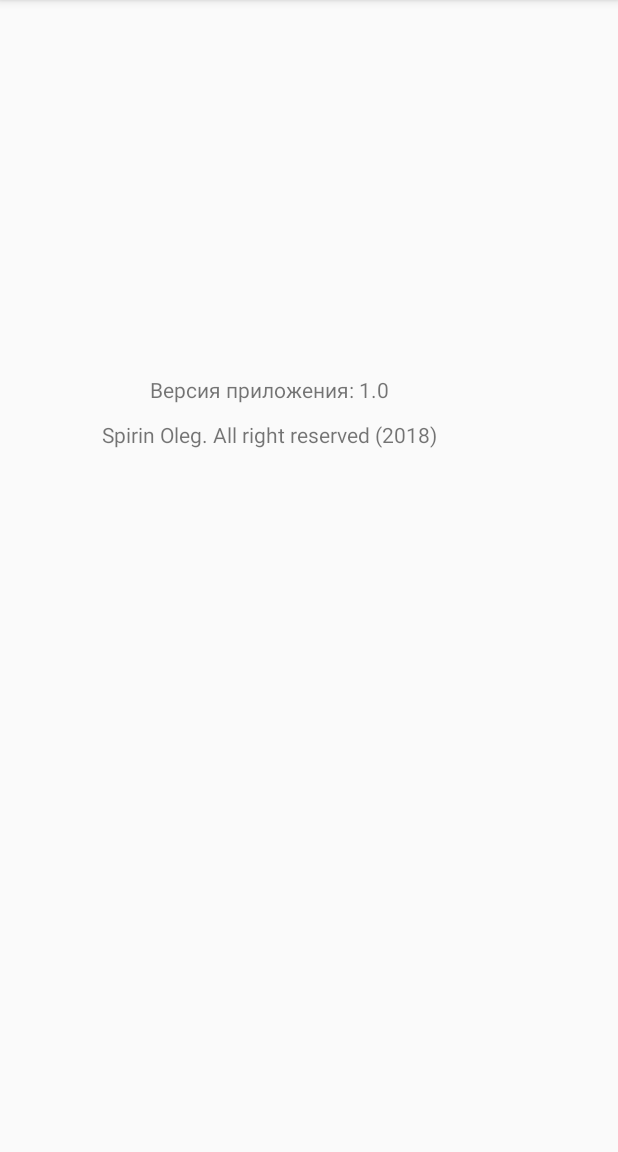
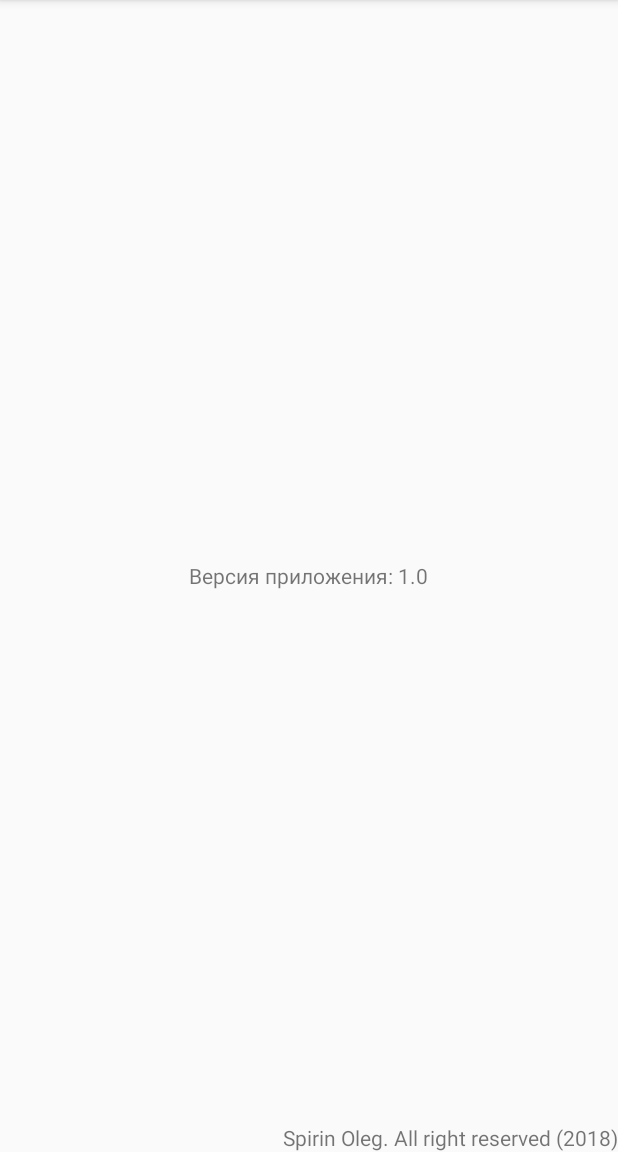
Before and after one commit to SpirinOleg/TestStationWork, an Android app: the screen it shows after launch (MainActivity), in the side drawer, after a tap on "О приложении", on a phone screen of 412 x 824 dp, the part 84-1236 px from its top. Run offline under Robolectric (Android 15) with nearby library versions, the phone set to English and light mode, and no system bars.

```diff
--- a/app/src/main/AndroidManifest.xml
+++ b/app/src/main/AndroidManifest.xml
@@ -21,8 +21,8 @@
             </intent-filter>
         </activity>
         <activity
-            android:name=".TimingFragment"
-            android:label="TimingFragment"
+            android:name=".TimingActivity"
+            android:label="@string/fragment_name"
             android:theme="@style/AppTheme">
             <meta-data
                 android:name="android.app.searchable"
--- a/app/src/main/java/com/example/a123/teststation/AboutFragment.java
+++ b/app/src/main/java/com/example/a123/teststation/AboutFragment.java
@@ -1,6 +1,5 @@
 package com.example.a123.teststation;
 
-import android.annotation.SuppressLint;
 import android.support.v4.app.Fragment;
 import android.os.Bundle;
 import android.support.annotation.NonNull;
@@ -21,7 +20,7 @@ public class AboutFragment extends Fragment {
     @Override
     public void onViewCreated(@NonNull View view,@Nullable Bundle savedInstanceState){
         super.onViewCreated(view, savedInstanceState);
-        TextView tvInfo = (TextView) view.findViewById(R.id.about_fragment);
-        tvInfo.setText("Версия приложения: " + BuildConfig.VERSION_NAME);
+        TextView tvInfo = view.findViewById(R.id.about_fragment);
+        tvInfo.setText(getString(R.string.app_version, BuildConfig.VERSION_NAME));
     }
 }
--- a/app/src/main/java/com/example/a123/teststation/MainActivity.java
+++ b/app/src/main/java/com/example/a123/teststation/MainActivity.java
@@ -1,21 +1,14 @@
 package com.example.a123.teststation;
 
-import android.support.v4.app.DialogFragment;
-import android.content.DialogInterface;
 import android.support.annotation.NonNull;
-import android.support.v4.app.Fragment;
 import android.os.Bundle;
-import android.support.v4.app.FragmentManager;
-import android.support.v4.app.FragmentTransaction;
 import android.support.design.widget.NavigationView;
 import android.support.v4.view.GravityCompat;
 import android.support.v4.widget.DrawerLayout;
 import android.support.v7.app.ActionBarDrawerToggle;
-import android.support.v7.app.AlertDialog;
 import android.support.v7.app.AppCompatActivity;
 import android.support.v7.widget.Toolbar;
 import android.view.MenuItem;
-import android.view.View;
 
 public class MainActivity extends AppCompatActivity
         implements NavigationView.OnNavigationItemSelectedListener {
@@ -38,57 +31,74 @@ public class MainActivity extends AppCompatActivity
 
         NavigationView navigationView = findViewById(R.id.nav_view);
         navigationView.setNavigationItemSelectedListener(this);
-        setAboutFragment(true);
+        getSupportFragmentManager().beginTransaction().replace(R.id.mainContainer, new AboutFragment()).addToBackStack(null).commit();
     }
 
     @Override
     public boolean onNavigationItemSelected(@NonNull MenuItem item) {
         // Handle navigation view item clicks here.
-        int id = item.getItemId();
+       /* int id = item.getItemId();
         Fragment f = getSupportFragmentManager().getFragments().get(0);
         if (id == R.id.timing) {
-            if (!(f instanceof MainFragment)) setMainFragment();
+            if (!(f instanceof ScheduleFragment)) setMainFragment();
         } else {
             if (!(f instanceof AboutFragment)) setAboutFragment(false);
         }
 
         DrawerLayout drawer = findViewById(R.id.drawer_layout);
         drawer.closeDrawer(GravityCompat.START);
+        return true;*/
+        int id = item.getItemId();
+        //Fragment f = getSupportFragmentManager().getFragments().get(0);
+        if (id == R.id.timing) {
+            getSupportFragmentManager().beginTransaction().replace(R.id.mainContainer, new ScheduleFragment()).addToBackStack(null).commit();
+            //if (!(f instanceof ScheduleFragment)) setMainFragment();
+        } else {
+            //if (!(f instanceof AboutFragment)) setAboutFragment(false);
+            getSupportFragmentManager().beginTransaction().replace(R.id.mainContainer, new AboutFragment()).addToBackStack(null).commit();
+        }
+
+        DrawerLayout drawer = findViewById(R.id.drawer_layout);
+        drawer.closeDrawer(GravityCompat.START);
         return true;
+
     }
 
-    private void setMainFragment() {
-        Fragment mainFragment = new MainFragment();
+/*    private void setMainFragment() {
+        getSupportFragmentManager().beginTransaction().replace(R.id.mainContainer,new ScheduleFragment()).addToBackStack(null).commit();
+        *//*Fragment mainFragment = new ScheduleFragment();
         getSupportFragmentManager().popBackStack("aboutFragment", 0);
         FragmentTransaction transaction = getSupportFragmentManager().beginTransaction();
         transaction.replace(R.id.mainContainer, mainFragment);
         transaction.addToBackStack("mainFragment");
-        transaction.commit();
-    }
+        transaction.commit();*//*
+    }*/
 
-    private void setAboutFragment(boolean firstTime) {
-        Fragment aboutFragment = new AboutFragment();
+    //private void setAboutFragment(boolean firstTime)
+/*        private void setAboutFragment(){
+        getSupportFragmentManager().beginTransaction().replace(R.id.mainContainer,new AboutFragment()).addToBackStack(null).commit();
+*//*        Fragment aboutFragment = new AboutFragment();
         getSupportFragmentManager().popBackStack("aboutFragment", 0);
         FragmentTransaction transaction = getSupportFragmentManager().beginTransaction();
         transaction.replace(R.id.mainContainer, aboutFragment);
         if (!firstTime)
             transaction.addToBackStack("aboutFragment");
-        transaction.commit();
-    }
+        transaction.commit();*//*
+    }*/
 
-    @Override
+/*    @Override
     public void onBackPressed() {
         FragmentManager fm = getSupportFragmentManager();
         if (fm.getBackStackEntryCount() > 0) {
             fm.popBackStack();
         } else {
-            openQuitDialog();
+            //openQuitDialog();
         }
-    }
+    }*/
 
 
 
-    private void openQuitDialog() {
+/*    private void openQuitDialog() {
         AlertDialog.Builder quitDialog = new AlertDialog.Builder(
                 MainActivity.this);
         quitDialog.setTitle("Выход: Вы уверены?");
@@ -106,12 +116,9 @@ public class MainActivity extends AppCompatActivity
             }
         });
         quitDialog.show();
-    }
+    }*/
 
     //метод вызова pickerdate. Привязано к кнопке pickerdate
-    public void selectDate(View view) {
-        DialogFragment dateDialog = new DatePickerFragment();
-        dateDialog.show(getSupportFragmentManager(), "datePicker");
-    }
+
 
 }
--- a/app/src/main/java/com/example/a123/teststation/OnItemRecyclerClick.java
+++ b/app/src/main/java/com/example/a123/teststation/OnItemRecyclerClick.java
@@ -2,5 +2,5 @@ package com.example.a123.teststation;
 
 public interface OnItemRecyclerClick {
     void onClick (int position, Station station);
-    void onInfoClick(int position, Station station);
+    void onInfoClick(Station station);
 }
--- a/app/src/main/java/com/example/a123/teststation/MainFragment.java
+++ b/app/src/main/java/com/example/a123/teststation/ScheduleFragment.java
@@ -1,14 +1,11 @@
 package com.example.a123.teststation;
 
-import android.app.Activity;
-import android.content.Context;
 import android.content.Intent;
-import android.content.SharedPreferences;
 import android.os.Bundle;
 import android.support.annotation.NonNull;
 import android.support.annotation.Nullable;
+import android.support.v4.app.DialogFragment;
 import android.support.v4.app.Fragment;
-import android.support.v4.app.FragmentTransaction;
 import android.view.LayoutInflater;
 import android.view.View;
 import android.view.ViewGroup;
@@ -16,17 +13,18 @@ import android.widget.EditText;
 
 import static android.app.Activity.RESULT_OK;
 
-public class MainFragment extends Fragment {
 
-    public static final String STATION_NAME = "stationName";
-    public static final String STATION_FILE = "station";
-    public static boolean DIRECTION_TYPE;
-    public static final String KEY = "booleanKey";
+public class ScheduleFragment extends Fragment {
+
+    public static int DIRECTION_TYPE = 1;
+    public static final String KEY = "DIRECTION_EXTRA";
     public static final int DIRECTION_DEP = 0;//отправление
     public static final int DIRECTION_ARR = 1;//прибытие
+    public static final String MSG = "";
 
-    EditText departureStation;
-    EditText arrivalStation;
+    private EditText departureStation;
+    private EditText arrivalStation;
+    private EditText datePicker;
 
 
     @Nullable
@@ -43,20 +41,28 @@ public class MainFragment extends Fragment {
 
          departureStation = view.findViewById(R.id.departureStationAddress);
          arrivalStation = view.findViewById(R.id.arrivalStationAddress);
+         datePicker = view.findViewById(R.id.pickerdate);
 
 
 
-        view.findViewById(R.id.departureStationAddress).setOnClickListener(new View.OnClickListener() {
+        departureStation.setOnClickListener(new View.OnClickListener() {
             @Override
             public void onClick(View view) {
                 showStaionFrom(view);//вызов метода для отображения данных для станций отправления
             }
         });
 
-        view.findViewById(R.id.arrivalStationAddress).setOnClickListener(new View.OnClickListener() {
+        arrivalStation.setOnClickListener(new View.OnClickListener() {
             @Override
             public void onClick(View view) {
                 showStaionTo(view);//вызов метода для отображения данных для станций прибытия
+            }
+        });
+
+        datePicker.setOnClickListener(new View.OnClickListener() {
+            @Override
+            public void onClick(View view) {
+                selectDate(view);
             }
         });
 
@@ -65,57 +71,59 @@ public class MainFragment extends Fragment {
 
     @Override
     public void onActivityResult(int requestCode, int resultCode, Intent data) {
+//        if(requestCode == DIRECTION_TYPE ){
+//            if(resultCode == RESULT_OK){
+//                Station station = data.getParcelableExtra("STATION");
+//                departureStation.setText(station.getStationTitle());
+//            } else {
+//                Toast.makeText(getContext(), R.string.msg_error_dep, Toast.LENGTH_SHORT).show();
+//            }
+//
+//        }
+
+
         if(resultCode == RESULT_OK){
             Station station =  data.getParcelableExtra("STATION");
             switch (requestCode){
-                case DIRECTION_DEP:
+                case DIRECTION_DEP: {
                     departureStation.setText(station.getStationTitle());
                     break;
-                case DIRECTION_ARR:
+                }
+                case DIRECTION_ARR: {
                     arrivalStation.setText(station.getStationTitle());
                     break;
-                    default:
-                        break;
+                }
+
+                default:
+                    break;
             }
         }
         super.onActivityResult(requestCode, resultCode, data);
     }
 
+/*    private void showStation(View view){
+        Intent intent = new Intent(getActivity(),TimingActivity.class);
+        //intent.putExtra(KEY, DIRECTION_TYPE);
+        startActivityForResult(intent, DIRECTION_TYPE);
+    }*/
+
     private void showStaionFrom(View view){
-        Intent intent = new Intent(getActivity(),TimingFragment.class);
-        intent.putExtra(KEY, DIRECTION_TYPE);
+        Intent intent = new Intent(getActivity(),TimingActivity.class);
+        intent.putExtra(KEY, DIRECTION_DEP);
         startActivityForResult(intent, DIRECTION_DEP);
 
-/*
-        Bundle bundle = new Bundle();
-        bundle.putBoolean("flag", true);
-
-        Activity timingFragment = new TimingFragment();
-        timingFragment.setArguments(bundle);
-        FragmentTransaction transaction = getActivity().getSupportFragmentManager().beginTransaction();
-        transaction.replace(R.id.mainContainer, timingFragment);
-
-        transaction.addToBackStack(null);
-        transaction.commit();*/
     }
 
     private void showStaionTo(View view){
-        Intent intent = new Intent(getActivity(),TimingFragment.class);
-        intent.putExtra(KEY, DIRECTION_TYPE);
+        Intent intent = new Intent(getActivity(),TimingActivity.class);
+        intent.putExtra(KEY, DIRECTION_ARR);
         startActivityForResult(intent, DIRECTION_ARR);
 
-/*        Bundle bundle = new Bundle();
-        bundle.putBoolean("flag", false);
-
-        Activity timingFragment = new TimingFragment();
-        timingFragment.setArguments(bundle);
-        FragmentTransaction transaction = getActivity().getSupportFragmentManager().beginTransaction();
-        transaction.replace(R.id.mainContainer, timingFragment);
-
-        transaction.addToBackStack(null);
-        transaction.commit();*/
     }
 
-
+    public void selectDate(View view) {
+        DialogFragment dateDialog = new DatePickerFragment();
+        dateDialog.show(getFragmentManager(), "datePicker");
+    }
 
 }
--- a/app/src/main/res/layout/fragment_about.xml
+++ b/app/src/main/res/layout/fragment_about.xml
@@ -1,22 +1,21 @@
 <?xml version="1.0" encoding="utf-8"?>
 <FrameLayout xmlns:android="http://schemas.android.com/apk/res/android"
+    xmlns:tools="http://schemas.android.com/tools"
     android:layout_width="match_parent"
     android:layout_height="match_parent">
 
     <TextView
         android:id="@+id/about_fragment"
         android:layout_width="wrap_content"
-        android:layout_height="20dip"
-        android:layout_marginTop="250dp"
-        android:layout_marginLeft="100dp"
-        android:text="Версия приложения: 1.0"/>
+        android:layout_height="wrap_content"
+        android:layout_gravity="center"
+        tools:text="Версия приложения: 1.0" />
 
     <TextView
         android:id="@+id/text_copyright"
         android:layout_width="wrap_content"
-        android:layout_height="20dip"
-        android:text="@string/about_copyright"
-        android:layout_marginTop="280dp"
-        android:layout_marginLeft="68dp"/>
+        android:layout_height="wrap_content"
+        android:layout_gravity="right|bottom"
+        android:text="@string/about_copyright" />
 
 </FrameLayout>
--- a/app/src/main/res/layout/main_fragment.xml
+++ b/app/src/main/res/layout/main_fragment.xml
@@ -5,7 +5,7 @@
     android:layout_width="match_parent"
     android:layout_height="match_parent"
     android:orientation="vertical"
-    tools:context="com.example.a123.teststation.MainFragment">
+    tools:context="com.example.a123.teststation.ScheduleFragment">
 
         <EditText
             android:id="@+id/departureStationAddress"
@@ -37,8 +37,7 @@
             android:layout_height="wrap_content"
             android:ems="10"
             android:focusable="false"
-            android:hint="@string/datepicker"
-            android:onClick="selectDate"/>
+            android:hint="@string/datepicker"/>
 
 
 </LinearLayout>
--- a/app/src/main/res/values/strings.xml
+++ b/app/src/main/res/values/strings.xml
@@ -13,8 +13,11 @@
     <string name="info_city_title">Город</string>
     <string name="info_country_title">Страна</string>
     <string name="info_district_title">Район</string>
+    <string name="fragment_name">TimingFragment</string>
+    <string name="msg_error_dep">Нет станций отправления</string>
 
     <!-- TODO: Remove or change this placeholder text -->
     <string name="hello_blank_fragment">Hello blank fragment</string>
-    <string name="search_hint">Station title...</string>
+    <string name="search_hint">Station title…</string>
+    <string name="app_version">Версия приложения: %s</string>
 </resources>
```
Also changed, not shown: app/src/main/java/com/example/a123/teststation/TimingActivity.java (renamed from app/src/main/java/com/example/a123/teststation/TimingFragment.java, +21 -16 lines), app/src/main/java/com/example/a123/teststation/TimingAdapter.java (+10 -13 lines), app/src/main/res/layout/activity_info.xml (added, +56 -0 lines).
